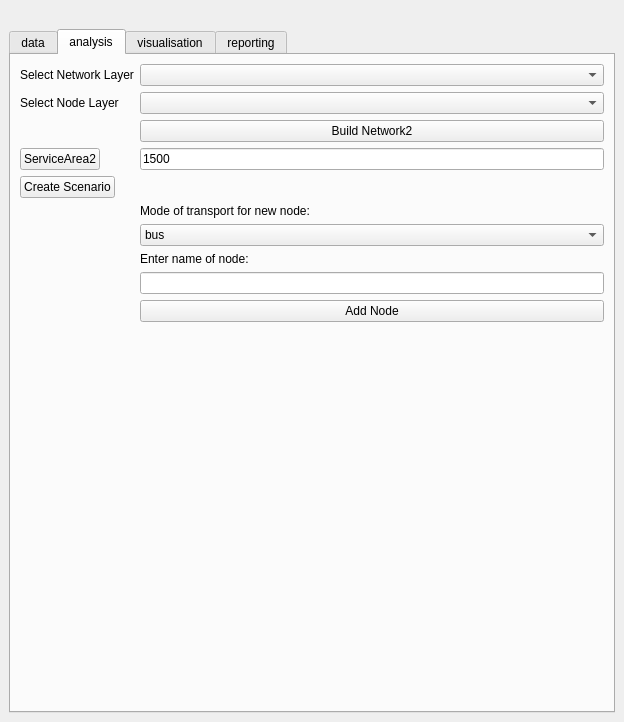
Qt form PASCAL2/spatial_decision_dockwidget_base.ui (SimonGriffioen/GEO1005) before a commit.
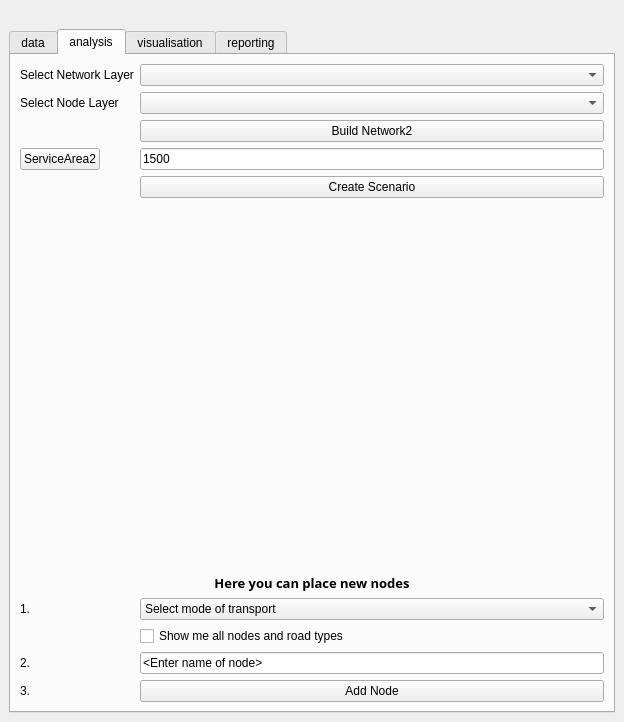
The same form after that commit. Icons and pictures are not drawn.

Diff of the .ui file:
```diff
--- a/PASCAL2/spatial_decision_dockwidget_base.ui
+++ b/PASCAL2/spatial_decision_dockwidget_base.ui
@@ -15,7 +15,17 @@
   </property>
   <widget class="QWidget" name="dockWidgetContents">
    <layout class="QGridLayout" name="gridLayout">
-    <item row="1" column="1">
+    <item row="0" column="1">
+     <widget class="QLabel" name="label">
+      <property name="text">
+       <string/>
+      </property>
+      <property name="pixmap">
+       <pixmap>icons/pascal.png</pixmap>
+      </property>
+     </widget>
+    </item>
+    <item row="2" column="1">
      <widget class="QTabWidget" name="sampleWidgets">
       <property name="currentIndex">
        <number>1</number>
@@ -83,22 +93,71 @@
           </property>
          </widget>
         </item>
-        <item row="11" column="0">
+        <item row="8" column="1">
          <widget class="QPushButton" name="createScenarioButton">
           <property name="text">
            <string>Create Scenario</string>
           </property>
          </widget>
         </item>
+        <item row="15" column="0">
+         <widget class="QLabel" name="label_8">
+          <property name="text">
+           <string>3.</string>
+          </property>
+         </widget>
+        </item>
+        <item row="15" column="1">
+         <widget class="QPushButton" name="addNodesButton">
+          <property name="text">
+           <string>Add Node</string>
+          </property>
+         </widget>
+        </item>
+        <item row="9" column="1">
+         <spacer name="verticalSpacer">
+          <property name="orientation">
+           <enum>Qt::Vertical</enum>
+          </property>
+          <property name="sizeHint" stdset="0">
+           <size>
+            <width>20</width>
+            <height>40</height>
+           </size>
+          </property>
+         </spacer>
+        </item>
+        <item row="10" column="0" colspan="2">
+         <widget class="QLabel" name="label_9">
+          <property name="maximumSize">
+           <size>
+            <width>16777215</width>
+            <height>16777215</height>
+           </size>
+          </property>
+          <property name="font">
+           <font>
+            <family>Myriad Pro</family>
+            <pointsize>10</pointsize>
+            <weight>75</weight>
+            <bold>true</bold>
+           </font>
+          </property>
+          <property name="text">
+           <string>Here you can place new nodes</string>
+          </property>
+          <property name="alignment">
+           <set>Qt::AlignCenter</set>
+          </property>
+         </widget>
+        </item>
         <item row="12" column="1">
-         <widget class="QLabel" name="label_2">
-          <property name="text">
-           <string>Mode of transport for new node:</string>
-          </property>
-         </widget>
-        </item>
-        <item row="13" column="1">
          <widget class="QComboBox" name="selectTransportCombo">
+          <item>
+           <property name="text">
+            <string>Select mode of transport</string>
+           </property>
+          </item>
           <item>
            <property name="text">
             <string>bus</string>
@@ -126,20 +185,31 @@
           </item>
          </widget>
         </item>
-        <item row="15" column="1">
-         <widget class="QLineEdit" name="stopNameEdit"/>
-        </item>
-        <item row="16" column="1">
-         <widget class="QPushButton" name="addNodesButton">
+        <item row="12" column="0">
+         <widget class="QLabel" name="label_6">
           <property name="text">
-           <string>Add Node</string>
+           <string>1.</string>
           </property>
          </widget>
         </item>
         <item row="14" column="1">
-         <widget class="QLabel" name="label_5">
+         <widget class="QLineEdit" name="stopNameEdit">
           <property name="text">
-           <string>Enter name of node:</string>
+           <string>&lt;Enter name of node&gt;</string>
+          </property>
+         </widget>
+        </item>
+        <item row="14" column="0">
+         <widget class="QLabel" name="label_7">
+          <property name="text">
+           <string>2.</string>
+          </property>
+         </widget>
+        </item>
+        <item row="13" column="1">
+         <widget class="QCheckBox" name="VisibilityCheckBox">
+          <property name="text">
+           <string>Show me all nodes and road types</string>
           </property>
          </widget>
         </item>
```
Left out of the diff: 10 changed lines with no effect on the pictures.
